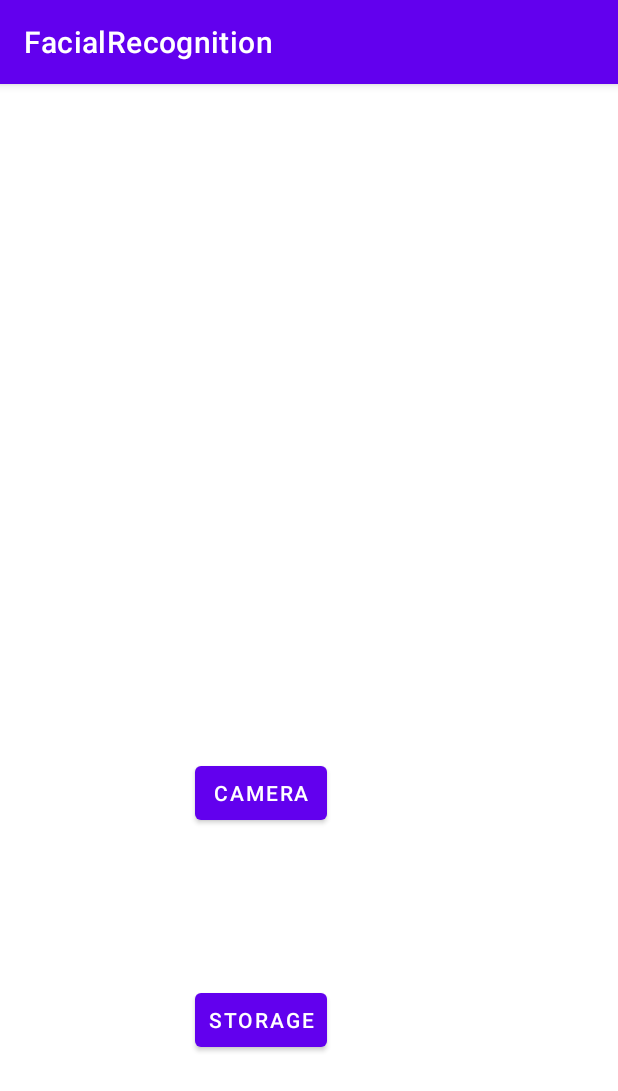
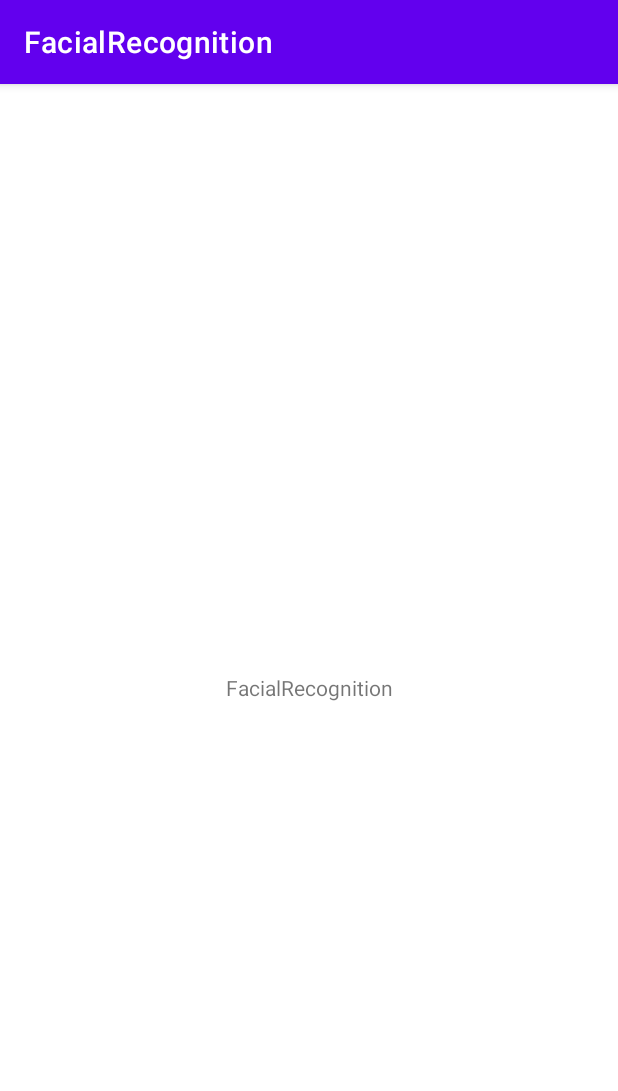
Before and after one commit to marshalllussier/FacialRecognition, an Android app: the screen it shows after launch (MainActivity), on a phone screen of 412 x 824 dp. Shown: the top 1091 px of the screen. Run offline under Robolectric (Android 15) with nearby library versions, the phone set to English and light mode, and no system bars; 4 statements that could not run were skipped.

Commit message:
Remove unnecessary permission buttons

```diff
--- a/app/src/main/res/layout/activity_main.xml
+++ b/app/src/main/res/layout/activity_main.xml
@@ -16,50 +16,23 @@
         android:id="@+id/toolbar"
         android:layout_width="match_parent"
         android:layout_height="?android:attr/actionBarSize"
-        android:layout_marginTop="100dp"
-        android:layout_marginBottom="177dp"
-        app:layout_constraintBottom_toTopOf="@+id/camera"
         app:layout_constraintEnd_toEndOf="parent"
-        app:layout_constraintHorizontal_bias="0.0"
+        app:layout_constraintHorizontal_bias="1.0"
         app:layout_constraintStart_toStartOf="parent"
         app:layout_constraintTop_toTopOf="parent"
         app:title="GFG | Permission Example"
         app:titleTextColor="@android:color/white" />
 
-    <Button
-        android:id="@+id/storage"
+    <TextView
+        android:id="@+id/textView"
         android:layout_width="wrap_content"
         android:layout_height="wrap_content"
-        android:layout_below="@id/toolbar"
-        android:layout_centerHorizontal="true"
-        android:layout_marginStart="130dp"
-        android:layout_marginTop="43dp"
-        android:layout_marginEnd="193dp"
-        android:layout_marginBottom="182dp"
-        android:padding="8dp"
-        android:text="Storage"
+        android:layout_marginStart="150dp"
+        android:layout_marginEnd="150dp"
+        android:layout_marginBottom="356dp"
+        android:text="@string/app_name"
         app:layout_constraintBottom_toBottomOf="parent"
         app:layout_constraintEnd_toEndOf="parent"
-        app:layout_constraintHorizontal_bias="0.0"
-        app:layout_constraintStart_toStartOf="parent"
-        app:layout_constraintTop_toBottomOf="@+id/camera" />
-
-    <Button
-        android:id="@+id/camera"
-        android:layout_width="wrap_content"
-        android:layout_height="wrap_content"
-        android:layout_below="@id/storage"
-        android:layout_centerHorizontal="true"
-        android:layout_marginStart="129dp"
-        android:layout_marginTop="177dp"
-        android:layout_marginEnd="194dp"
-        android:layout_marginBottom="60dp"
-        android:padding="8dp"
-        android:text="Camera"
-        app:layout_constraintBottom_toTopOf="@+id/storage"
-        app:layout_constraintEnd_toEndOf="parent"
-        app:layout_constraintHorizontal_bias="1.0"
-        app:layout_constraintStart_toStartOf="parent"
-        app:layout_constraintTop_toBottomOf="@+id/toolbar" />
+        app:layout_constraintStart_toStartOf="parent" />
 
 </androidx.constraintlayout.widget.ConstraintLayout>
```
